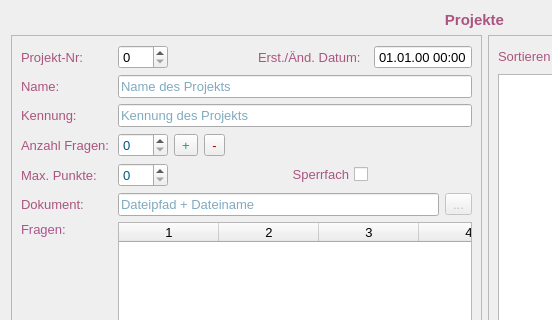
Old version of the form formprojekt.ui in the repository fasa1964/fshkap; both pictures show x 0 to 552 and y 0 to 320 of the 949 by 514 pixel window.
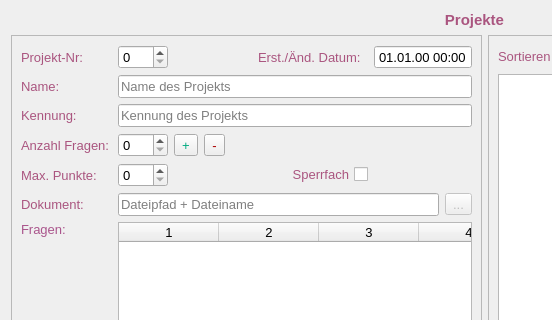
New version of the form.

```diff
--- a/formprojekt.ui
+++ b/formprojekt.ui
@@ -317,45 +317,7 @@
        </widget>
       </item>
       <item row="4" column="1" colspan="2">
-       <widget class="QSpinBox" name="anzahlFragenBox">
-        <property name="palette">
-         <palette>
-          <active>
-           <colorrole role="Text">
-            <brush brushstyle="SolidPattern">
-             <color alpha="255">
-              <red>0</red>
-              <green>85</green>
-              <blue>127</blue>
-             </color>
-            </brush>
-           </colorrole>
-          </active>
-          <inactive>
-           <colorrole role="Text">
-            <brush brushstyle="SolidPattern">
-             <color alpha="255">
-              <red>0</red>
-              <green>85</green>
-              <blue>127</blue>
-             </color>
-            </brush>
-           </colorrole>
-          </inactive>
-          <disabled>
-           <colorrole role="Text">
-            <brush brushstyle="SolidPattern">
-             <color alpha="255">
-              <red>172</red>
-              <green>174</green>
-              <blue>176</blue>
-             </color>
-            </brush>
-           </colorrole>
-          </disabled>
-         </palette>
-        </property>
-       </widget>
+       <widget class="QSpinBox" name="anzahlFragenBox"/>
       </item>
       <item row="5" column="0">
        <widget class="QLabel" name="label_5">
@@ -406,43 +368,6 @@
       </item>
       <item row="5" column="1" colspan="2">
        <widget class="QSpinBox" name="maxPunkteBox">
-        <property name="palette">
-         <palette>
-          <active>
-           <colorrole role="Text">
-            <brush brushstyle="SolidPattern">
-             <color alpha="255">
-              <red>0</red>
-              <green>85</green>
-              <blue>127</blue>
-             </color>
-            </brush>
-           </colorrole>
-          </active>
-          <inactive>
-           <colorrole role="Text">
-            <brush brushstyle="SolidPattern">
-             <color alpha="255">
-              <red>0</red>
-              <green>85</green>
-              <blue>127</blue>
-             </color>
-            </brush>
-           </colorrole>
-          </inactive>
-          <disabled>
-           <colorrole role="Text">
-            <brush brushstyle="SolidPattern">
-             <color alpha="255">
-              <red>172</red>
-              <green>174</green>
-              <blue>176</blue>
-             </color>
-            </brush>
-           </colorrole>
-          </disabled>
-         </palette>
-        </property>
         <property name="maximum">
          <number>999</number>
         </property>
@@ -450,43 +375,6 @@
       </item>
       <item row="7" column="1" colspan="8">
        <widget class="QLineEdit" name="documentEdit">
-        <property name="palette">
-         <palette>
-          <active>
-           <colorrole role="Text">
-            <brush brushstyle="SolidPattern">
-             <color alpha="255">
-              <red>0</red>
-              <green>85</green>
-              <blue>127</blue>
-             </color>
-            </brush>
-           </colorrole>
-          </active>
-          <inactive>
-           <colorrole role="Text">
-            <brush brushstyle="SolidPattern">
-             <color alpha="255">
-              <red>0</red>
-              <green>85</green>
-              <blue>127</blue>
-             </color>
-            </brush>
-           </colorrole>
-          </inactive>
-          <disabled>
-           <colorrole role="Text">
-            <brush brushstyle="SolidPattern">
-             <color alpha="255">
-              <red>172</red>
-              <green>174</green>
-              <blue>176</blue>
-             </color>
-            </brush>
-           </colorrole>
-          </disabled>
-         </palette>
-        </property>
         <property name="readOnly">
          <bool>true</bool>
         </property>
@@ -507,43 +395,6 @@
       </item>
       <item row="3" column="1" colspan="9">
        <widget class="QLineEdit" name="kennungEdit">
-        <property name="palette">
-         <palette>
-          <active>
-           <colorrole role="Text">
-            <brush brushstyle="SolidPattern">
-             <color alpha="255">
-              <red>0</red>
-              <green>85</green>
-              <blue>127</blue>
-             </color>
-            </brush>
-           </colorrole>
-          </active>
-          <inactive>
-           <colorrole role="Text">
-            <brush brushstyle="SolidPattern">
-             <color alpha="255">
-              <red>0</red>
-              <green>85</green>
-              <blue>127</blue>
-             </color>
-            </brush>
-           </colorrole>
-          </inactive>
-          <disabled>
-           <colorrole role="Text">
-            <brush brushstyle="SolidPattern">
-             <color alpha="255">
-              <red>172</red>
-              <green>174</green>
-              <blue>176</blue>
-             </color>
-            </brush>
-           </colorrole>
-          </disabled>
-         </palette>
-        </property>
         <property name="placeholderText">
          <string>Kennung des Projekts</string>
         </property>
@@ -551,43 +402,6 @@
       </item>
       <item row="2" column="1" colspan="9">
        <widget class="QLineEdit" name="nameEdit">
-        <property name="palette">
-         <palette>
-          <active>
-           <colorrole role="Text">
-            <brush brushstyle="SolidPattern">
-             <color alpha="255">
-              <red>0</red>
-              <green>85</green>
-              <blue>127</blue>
-             </color>
-            </brush>
-           </colorrole>
-          </active>
-          <inactive>
-           <colorrole role="Text">
-            <brush brushstyle="SolidPattern">
-             <color alpha="255">
-              <red>0</red>
-              <green>85</green>
-              <blue>127</blue>
-             </color>
-            </brush>
-           </colorrole>
-          </inactive>
-          <disabled>
-           <colorrole role="Text">
-            <brush brushstyle="SolidPattern">
-             <color alpha="255">
-              <red>172</red>
-              <green>174</green>
-              <blue>176</blue>
-             </color>
-            </brush>
-           </colorrole>
-          </disabled>
-         </palette>
-        </property>
         <property name="placeholderText">
          <string>Name des Projekts</string>
         </property>
```
